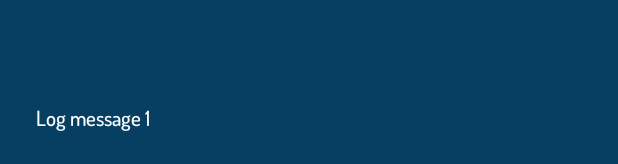
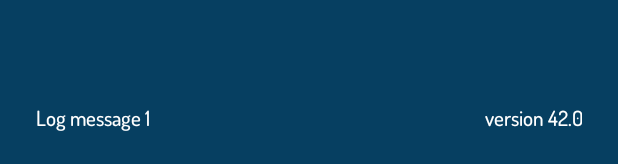
Before and after one commit to su-fit-vut/kis-ctecka-android, an Android app: the layout activity_main.xml on its own in the app's theme, with its tools: preview values and no code run, on a phone screen of 412 x 824 dp. Shown: the part 1069-1233 px from the top of the screen. Run offline under Robolectric (Android 15) with nearby library versions, the phone set to English and light mode, and no system bars.

Commit message:
Show version information

```diff
--- a/app/src/main/java/cz/jwo/kisctecka/MainActivity.kt
+++ b/app/src/main/java/cz/jwo/kisctecka/MainActivity.kt
@@ -12,6 +12,7 @@ import android.hardware.camera2.CameraManager
 import android.nfc.NfcAdapter
 import android.nfc.tech.MifareClassic
 import android.nfc.tech.MifareUltralight
+import android.os.Build
 import android.os.Build.VERSION
 import android.os.Build.VERSION_CODES
 import android.os.Bundle
@@ -28,6 +29,8 @@ import cz.jwo.kisctecka.service.ReaderServiceCommand
 import cz.jwo.kisctecka.service.ReaderStateBroadcast
 import kotlinx.coroutines.*
 import java.net.NetworkInterface
+import java.text.DateFormat
+import java.util.*
 
 
 private const val TAG = "MainActivity"
@@ -103,6 +106,14 @@ class MainActivity : AppCompatActivity() {
         }
         if (savedLog != null) {
             logView.text = savedLog
+        }
+
+        packageManager.getPackageInfo(packageName, 0).let { myPackage ->
+            findViewById<TextView>(R.id.appVersion).text = getString(
+                R.string.brief_version_information,
+                myPackage.versionName,
+                DateFormat.getDateTimeInstance(DateFormat.MEDIUM, DateFormat.MEDIUM).format(Date(myPackage.lastUpdateTime)),
+            )
         }
     }
 
--- a/app/src/main/res/layout/activity_main.xml
+++ b/app/src/main/res/layout/activity_main.xml
@@ -10,10 +10,10 @@
         android:layout_marginStart="24dp"
         android:layout_marginEnd="24dp"
         android:layout_marginBottom="24dp"
-        tools:text="Log message 1"
         app:layout_constraintBottom_toBottomOf="parent"
-        app:layout_constraintEnd_toEndOf="parent"
-        app:layout_constraintStart_toStartOf="parent" />
+        app:layout_constraintEnd_toStartOf="@+id/appVersion"
+        app:layout_constraintStart_toStartOf="parent"
+        tools:text="Log message 1" />
 
     <TextView
         android:id="@+id/textView"
@@ -90,4 +90,14 @@
             tools:ignore="RtlHardcoded" />
     </LinearLayout>
 
+    <TextView
+        android:id="@+id/appVersion"
+        android:layout_width="wrap_content"
+        android:layout_height="wrap_content"
+        android:layout_marginEnd="24dp"
+        tools:text="version 42.0"
+        android:textAlignment="textEnd"
+        app:layout_constraintBottom_toBottomOf="@+id/logView"
+        app:layout_constraintEnd_toEndOf="parent" />
+
 </androidx.constraintlayout.widget.ConstraintLayout>
--- a/app/src/main/res/values/strings.xml
+++ b/app/src/main/res/values/strings.xml
@@ -36,4 +36,6 @@
     <string name="settings_proximity_sensor">Turn screen off when covered</string>
     <string name="settings_proximity_sensor_summary_off">The screen will stay on when covered</string>
     <string name="settings_proximity_sensor_summary_on">The screen will turn off when covered</string>
+
+    <string name="brief_version_information">Version %s\nUpdated: %s</string>
 </resources>
```
